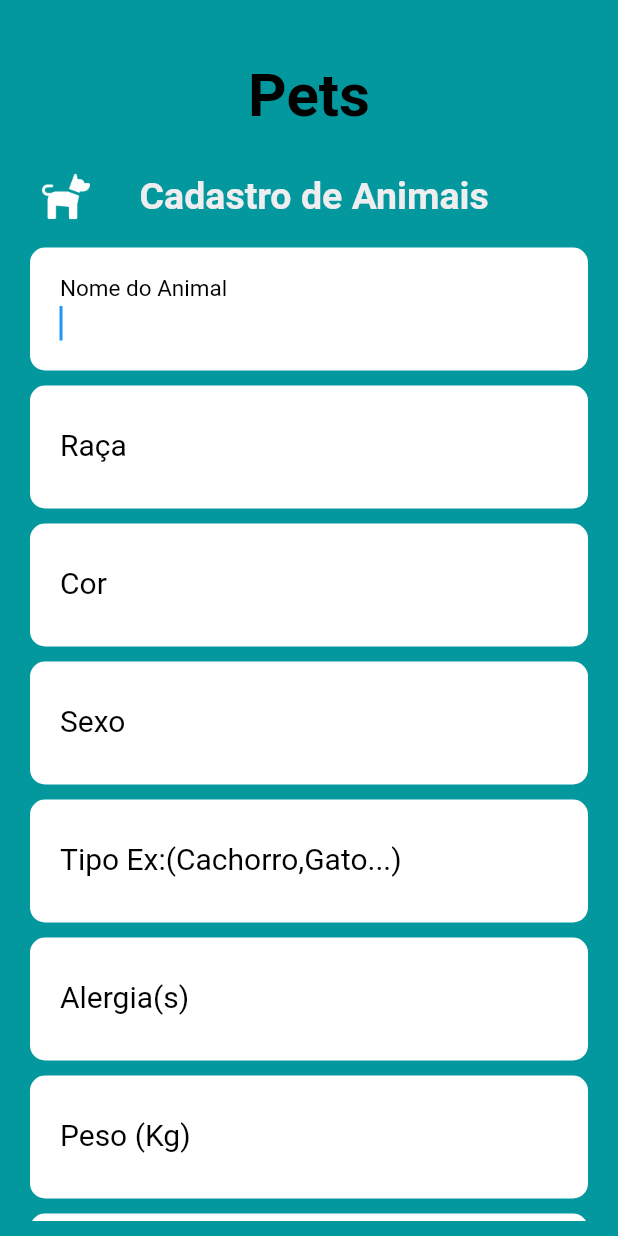
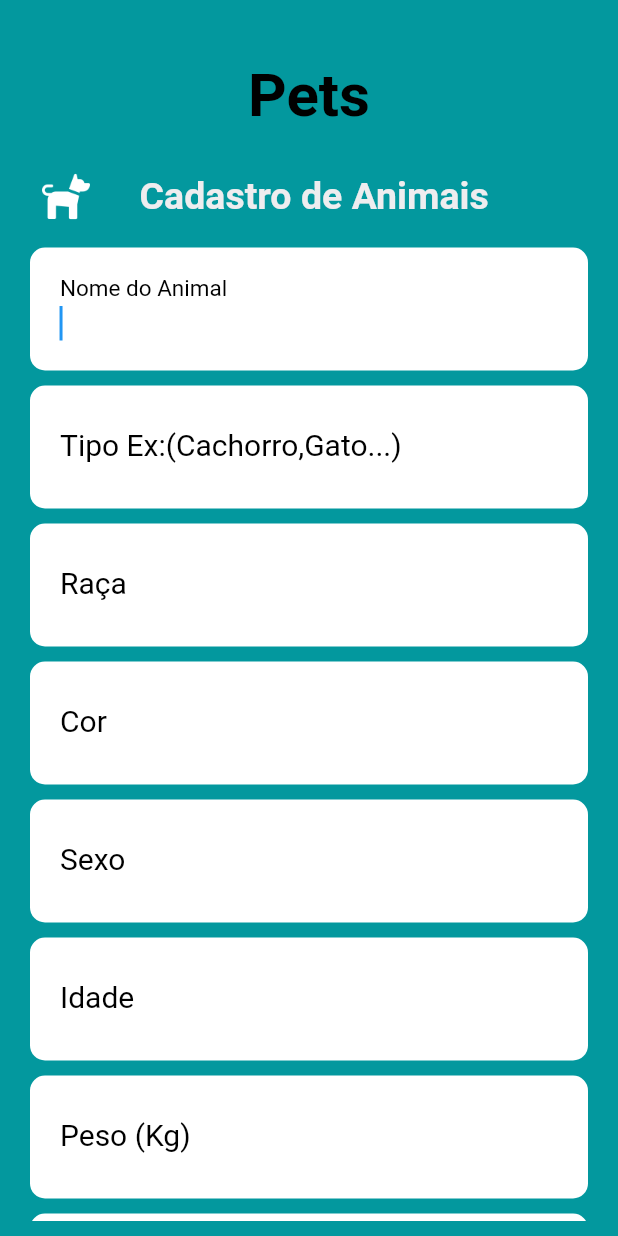
Before and after one commit to dequim1000/nutriaumigos_old, a Flutter app: the AnimaisPage screen opened by its route, on a phone screen of 412 x 824 dp. Run offline on Flutter 3.47's test engine with Material 2 defaults, Android fonts, the phone set to English and light mode, and no system bars; our stand-ins replace cloud_firestore, firebase_auth, firebase_core, mask_text_input_formatter; missing offline and left inert: cpf_cnpj_validator, dart:ffi; accounts and stored records are empty.

Commit message:
Alteração

```diff
--- a/nutriaumigos/lib/Screens/Animais/animais.dart
+++ b/nutriaumigos/lib/Screens/Animais/animais.dart
@@ -14,9 +14,10 @@ class _AnimaisPageState extends State<AnimaisPage> {
   @override
   Widget build(BuildContext context) {
     var txtNomeAnimal = TextEditingController();
+    var txtTipo = TextEditingController();
     var txtRaca = TextEditingController();
     var txtCor = TextEditingController();
-    var txtTipo = TextEditingController();
+    var txtIdade = TextEditingController();
     var txtAlergias = TextEditingController();
     var txtPeso = TextEditingController();
     var txtSexo = TextEditingController();
@@ -81,14 +82,14 @@ class _AnimaisPageState extends State<AnimaisPage> {
               TextFormField(
                 controller: txtNomeAnimal,
                 autofocus: true,
-                decoration: InputDecoration(
+                decoration: const InputDecoration(
                   filled: true,
                   fillColor: Colors.white,
                   isDense: true,
                   contentPadding: EdgeInsets.all(20),
                   border: UnderlineInputBorder(
-                    borderRadius: const BorderRadius.all(
-                      const Radius.circular(10.0),
+                    borderRadius: BorderRadius.all(
+                      Radius.circular(10.0),
                     ),
                     borderSide: BorderSide(
                       width: 0,
@@ -116,16 +117,53 @@ class _AnimaisPageState extends State<AnimaisPage> {
                 height: 10,
               ),
               TextFormField(
-                controller: txtRaca,
+                controller: txtTipo,
                 autofocus: true,
-                decoration: InputDecoration(
+                decoration: const InputDecoration(
                   filled: true,
                   fillColor: Colors.white,
                   isDense: true,
                   contentPadding: EdgeInsets.all(20),
                   border: UnderlineInputBorder(
-                    borderRadius: const BorderRadius.all(
-                      const Radius.circular(10.0),
+                    borderRadius: BorderRadius.all(
+                      Radius.circular(10.0),
+                    ),
+                    borderSide: BorderSide(
+                      width: 0,
+                      style: BorderStyle.none,
+                    ),
+                  ),
+                  labelText: "Tipo Ex:(Cachorro,Gato...)",
+                  labelStyle: TextStyle(
+                    color: Colors.black,
+                    fontWeight: FontWeight.w400,
+                    fontSize: 20,
+                  ),
+                ),
+                style: const TextStyle(
+                  fontSize: 20,
+                ),
+                validator: ((value) {
+                  if (value == null || value.isEmpty) {
+                    return 'Preencha o campo de Tipo do Animal';
+                  }
+                  return null;
+                }),
+              ),
+              const SizedBox(
+                height: 10,
+              ),
+              TextFormField(
+                controller: txtRaca,
+                autofocus: true,
+                decoration: const InputDecoration(
+                  filled: true,
+                  fillColor: Colors.white,
+                  isDense: true,
+                  contentPadding: EdgeInsets.all(20),
+                  border: UnderlineInputBorder(
+                    borderRadius: BorderRadius.all(
+                      Radius.circular(10.0),
                     ),
                     borderSide: BorderSide(
                       width: 0,
@@ -155,14 +193,14 @@ class _AnimaisPageState extends State<AnimaisPage> {
               TextFormField(
                 controller: txtCor,
                 autofocus: true,
-                decoration: InputDecoration(
+                decoration: const InputDecoration(
                   filled: true,
                   fillColor: Colors.white,
                   isDense: true,
                   contentPadding: EdgeInsets.all(20),
                   border: UnderlineInputBorder(
-                    borderRadius: const BorderRadius.all(
-                      const Radius.circular(10.0),
+                    borderRadius: BorderRadius.all(
+                      Radius.circular(10.0),
                     ),
                     borderSide: BorderSide(
                       width: 0,
@@ -192,14 +230,14 @@ class _AnimaisPageState extends State<AnimaisPage> {
               TextFormField(
                 controller: txtSexo,
                 autofocus: true,
-                decoration: InputDecoration(
+                decoration: const InputDecoration(
                   filled: true,
                   fillColor: Colors.white,
                   isDense: true,
                   contentPadding: EdgeInsets.all(20),
                   border: UnderlineInputBorder(
-                    borderRadius: const BorderRadius.all(
-                      const Radius.circular(10.0),
+                    borderRadius: BorderRadius.all(
+                      Radius.circular(10.0),
                     ),
                     borderSide: BorderSide(
                       width: 0,
@@ -227,23 +265,24 @@ class _AnimaisPageState extends State<AnimaisPage> {
                 height: 10,
               ),
               TextFormField(
-                controller: txtTipo,
+                controller: txtIdade,
                 autofocus: true,
-                decoration: InputDecoration(
+                keyboardType: TextInputType.number,
+                decoration: const InputDecoration(
                   filled: true,
                   fillColor: Colors.white,
                   isDense: true,
                   contentPadding: EdgeInsets.all(20),
                   border: UnderlineInputBorder(
-                    borderRadius: const BorderRadius.all(
-                      const Radius.circular(10.0),
+                    borderRadius: BorderRadius.all(
+                      Radius.circular(10.0),
                     ),
                     borderSide: BorderSide(
                       width: 0,
                       style: BorderStyle.none,
                     ),
                   ),
-                  labelText: "Tipo Ex:(Cachorro,Gato...)",
+                  labelText: "Idade",
                   labelStyle: TextStyle(
                     color: Colors.black,
                     fontWeight: FontWeight.w400,
@@ -255,7 +294,45 @@ class _AnimaisPageState extends State<AnimaisPage> {
                 ),
                 validator: ((value) {
                   if (value == null || value.isEmpty) {
-                    return 'Preencha o campo de Tipo do Animal';
+                    return 'Preencha o campo de Idade do Animal';
+                  }
+                  return null;
+                }),
+              ),
+              const SizedBox(
+                height: 10,
+              ),
+              TextFormField(
+                controller: txtPeso,
+                autofocus: true,
+                keyboardType: TextInputType.number,
+                decoration: const InputDecoration(
+                  filled: true,
+                  fillColor: Colors.white,
+                  isDense: true,
+                  contentPadding: EdgeInsets.all(20),
+                  border: UnderlineInputBorder(
+                    borderRadius: BorderRadius.all(
+                      Radius.circular(10.0),
+                    ),
+                    borderSide: BorderSide(
+                      width: 0,
+                      style: BorderStyle.none,
+                    ),
+                  ),
+                  labelText: "Peso (Kg)",
+                  labelStyle: TextStyle(
+                    color: Colors.black,
+                    fontWeight: FontWeight.w400,
+                    fontSize: 20,
+                  ),
+                ),
+                style: const TextStyle(
+                  fontSize: 20,
+                ),
+                validator: ((value) {
+                  if (value == null || value.isEmpty) {
+                    return 'Preencha o campo de Peso';
                   }
                   return null;
                 }),
@@ -266,14 +343,14 @@ class _AnimaisPageState extends State<AnimaisPage> {
               TextFormField(
                 controller: txtAlergias,
                 autofocus: true,
-                decoration: InputDecoration(
+                decoration: const InputDecoration(
                   filled: true,
                   fillColor: Colors.white,
                   isDense: true,
                   contentPadding: EdgeInsets.all(20),
                   border: UnderlineInputBorder(
-                    borderRadius: const BorderRadius.all(
-                      const Radius.circular(10.0),
+                    borderRadius: BorderRadius.all(
+                      Radius.circular(10.0),
                     ),
                     borderSide: BorderSide(
                       width: 0,
@@ -301,54 +378,16 @@ class _AnimaisPageState extends State<AnimaisPage> {
                 height: 10,
               ),
               TextFormField(
-                controller: txtPeso,
+                controller: txtRejeicao,
                 autofocus: true,
-                keyboardType: TextInputType.number,
-                decoration: InputDecoration(
+                decoration: const InputDecoration(
                   filled: true,
                   fillColor: Colors.white,
                   isDense: true,
                   contentPadding: EdgeInsets.all(20),
                   border: UnderlineInputBorder(
-                    borderRadius: const BorderRadius.all(
-                      const Radius.circular(10.0),
-                    ),
-                    borderSide: BorderSide(
-                      width: 0,
-                      style: BorderStyle.none,
-                    ),
-                  ),
-                  labelText: "Peso (Kg)",
-                  labelStyle: TextStyle(
-                    color: Colors.black,
-                    fontWeight: FontWeight.w400,
-                    fontSize: 20,
-                  ),
-                ),
-                style: const TextStyle(
-                  fontSize: 20,
-                ),
-                validator: ((value) {
-                  if (value == null || value.isEmpty) {
-                    return 'Preencha o campo de Peso';
-                  }
-                  return null;
-                }),
-              ),
-              const SizedBox(
-                height: 10,
-              ),
-              TextFormField(
-                controller: txtRejeicao,
-                autofocus: true,
-                decoration: InputDecoration(
-                  filled: true,
-                  fillColor: Colors.white,
-                  isDense: true,
-                  contentPadding: EdgeInsets.all(20),
-                  border: UnderlineInputBorder(
-                    borderRadius: const BorderRadius.all(
-                      const Radius.circular(10.0),
+                    borderRadius: BorderRadius.all(
+                      Radius.circular(10.0),
                     ),
                     borderSide: BorderSide(
                       width: 0,
@@ -378,14 +417,14 @@ class _AnimaisPageState extends State<AnimaisPage> {
               TextFormField(
                 controller: txtProblemas,
                 autofocus: true,
-                decoration: InputDecoration(
+                decoration: const InputDecoration(
                   filled: true,
                   fillColor: Colors.white,
                   isDense: true,
                   contentPadding: EdgeInsets.all(20),
                   border: UnderlineInputBorder(
-                    borderRadius: const BorderRadius.all(
-                      const Radius.circular(10.0),
+                    borderRadius: BorderRadius.all(
+                      Radius.circular(10.0),
                     ),
                     borderSide: BorderSide(
                       width: 0,
@@ -415,14 +454,14 @@ class _AnimaisPageState extends State<AnimaisPage> {
               TextFormField(
                 controller: txtObservacao,
                 autofocus: true,
-                decoration: InputDecoration(
+                decoration: const InputDecoration(
                   filled: true,
                   fillColor: Colors.white,
                   isDense: true,
                   contentPadding: EdgeInsets.all(20),
                   border: UnderlineInputBorder(
-                    borderRadius: const BorderRadius.all(
-                      const Radius.circular(10.0),
+                    borderRadius: BorderRadius.all(
+                      Radius.circular(10.0),
                     ),
                     borderSide: BorderSide(
                       width: 0,
@@ -446,14 +485,14 @@ class _AnimaisPageState extends State<AnimaisPage> {
               TextFormField(
                 controller: txtDescricao,
                 autofocus: true,
-                decoration: InputDecoration(
+                decoration: const InputDecoration(
                   filled: true,
                   fillColor: Colors.white,
                   isDense: true,
                   contentPadding: EdgeInsets.all(20),
                   border: UnderlineInputBorder(
-                    borderRadius: const BorderRadius.all(
-                      const Radius.circular(10.0),
+                    borderRadius: BorderRadius.all(
+                      Radius.circular(10.0),
                     ),
                     borderSide: BorderSide(
                       width: 0,
@@ -528,12 +567,14 @@ class _AnimaisPageState extends State<AnimaisPage> {
                     onPressed: () async {
                       if (_formKey.currentState!.validate()) {
                         try {
-                          await Pets().createPets(
+                          await Pets()
+                              .createPets(
                                   txtNomeAnimal.text,
                                   txtTipo.text,
                                   txtRaca.text,
                                   txtCor.text,
                                   txtSexo.text,
+                                  double.parse(txtIdade.text),
                                   double.parse(txtPeso.text),
                                   txtAlergias.text,
                                   txtRejeicao.text,
@@ -549,9 +590,9 @@ class _AnimaisPageState extends State<AnimaisPage> {
                         } catch (e) {
                           print(e);
                           ScaffoldMessenger.of(context).showSnackBar(
-                            SnackBar(
+                            const SnackBar(
                               content: Text("Erro ao Cadastrar o Animal"),
-                              duration: const Duration(
+                              duration: Duration(
                                 seconds: 2,
                               ),
                             ),
--- a/nutriaumigos/lib/Screens/Menu/home.page.dart
+++ b/nutriaumigos/lib/Screens/Menu/home.page.dart
@@ -14,6 +14,11 @@ class HomePage extends StatefulWidget {
 
 class _HomePageState extends State<HomePage> {
   var tipoUsuario;
+  String usuario = '';
+  String nomeUsuario = '';
+  final USER_CLIENTE = 'Clientes';
+  final USER_NUTRI = 'Nutricionistas';
+
   @override
   Widget build(BuildContext context) {
     return Scaffold(
@@ -25,6 +30,10 @@ class _HomePageState extends State<HomePage> {
           final crmv = snapshot.data?.data();
           if (crmv != null) {
             tipoUsuario = (crmv as Map)['crmv'];
+            usuario = tipoUsuario == null || tipoUsuario == ''
+                ? USER_CLIENTE
+                : USER_NUTRI;
+            nomeUsuario = usuario == USER_CLIENTE ? USER_NUTRI : USER_CLIENTE;
           } else {
             tipoUsuario = null;
           }
@@ -36,7 +45,6 @@ class _HomePageState extends State<HomePage> {
 
   _body(context) {
     double altura = tipoUsuario == null || tipoUsuario == '' ? 100 : 350;
-
     return Container(
       color: kPrimaryColor,
       height: 800,
@@ -46,7 +54,7 @@ class _HomePageState extends State<HomePage> {
             crossAxisAlignment: CrossAxisAlignment.start,
             children: [
               _title(),
-              _actions(context, tipoUsuario),
+              _actions(context, usuario, nomeUsuario),
               _banner(altura),
               _diasSemanas(tipoUsuario),
               _cardAlimentacao(context, tipoUsuario),
@@ -75,10 +83,7 @@ _title() {
   );
 }
 
-_actions(context, String? tpUsuario) {
-  String tipoUsuario =
-      tpUsuario == null || tpUsuario == '' ? 'Clientes' : 'Nutricionistas';
-  String nomeCardUsuario = tipoUsuario == 'Clientes' ? 'Nutricionistas' : 'Clientes';
+_actions(context, String tipoUsuario, String nomeUsuario) {
   return Container(
     height: 100,
     margin: const EdgeInsets.only(top: 30),
@@ -91,7 +96,7 @@ _actions(context, String? tpUsuario) {
               left: 7,
             ),
           ),
-          _buildCard(context, nomeCardUsuario, tipoUsuario,
+          _buildCard(context, nomeUsuario, tipoUsuario,
               'assets/icons/patinhaColor_icon.png', 'listaUsuarios'),
           const SizedBox(width: 5),
           _buildCard(context, 'Pet', tipoUsuario,
@@ -302,7 +307,7 @@ _buildCard(BuildContext context, String tituloCard, String tipoUsuario,
       children: [
         GestureDetector(
           onTap: () => {
-            Navigator.pushReplacementNamed(context, nomeTela,
+            Navigator.pushNamed(context, nomeTela,
                 arguments: {'tipoUsuario': tipoUsuario})
           },
           child: Container(
--- a/nutriaumigos/lib/Screens/usuarios/usariosPage.dart
+++ b/nutriaumigos/lib/Screens/usuarios/usariosPage.dart
@@ -24,6 +24,7 @@ class _UsuariosPageState extends State<UsuariosPage> {
   void initState() {
     super.initState();
     print(widget.tipoUsuario);
+    //MEXER AQUI
     if (widget.tipoUsuario == 'Clientes') {
       usuarios = FirebaseFirestore.instance
           .collection('user')
@@ -63,7 +64,9 @@ class _UsuariosPageState extends State<UsuariosPage> {
         backgroundColor: const Color.fromRGBO(3, 152, 158, 0.73),
         leading: IconButton(
           icon: Icon(Icons.arrow_back),
-          onPressed: () {},
+          onPressed: () {
+            Navigator.pop(context);
+          },
         ),
         actions: [
           IconButton(
@@ -131,6 +134,7 @@ class _UsuariosPageState extends State<UsuariosPage> {
                         itemBuilder: (context, index) {
                           var data = snapshot.data!.docs[index].data()
                               as Map<String, dynamic>;
+
                           if (namePesquisa.isEmpty) {
                             return exibirItem(data);
                           }
@@ -206,7 +210,7 @@ class _UsuariosPageState extends State<UsuariosPage> {
           if (widget.tipoUsuario == 'Clientes') {
             dialog(context);
           } else {
-            Navigator.pushReplacementNamed(context, 'login');
+            Navigator.pop(context);
           }
         },
       ),
--- a/nutriaumigos/lib/methods/pets.dart
+++ b/nutriaumigos/lib/methods/pets.dart
@@ -10,6 +10,7 @@ class Pets {
       String raca,
       String cor,
       String sexo,
+      double idade,
       double peso,
       String alergia,
       String rejeicao,
@@ -25,6 +26,7 @@ class Pets {
       'cor': cor,
       'sexo': sexo,
       'peso': peso,
+      'idade': idade,
       'alergia': alergia,
       'rejeicao': rejeicao,
       'problemas': problemas,
```
